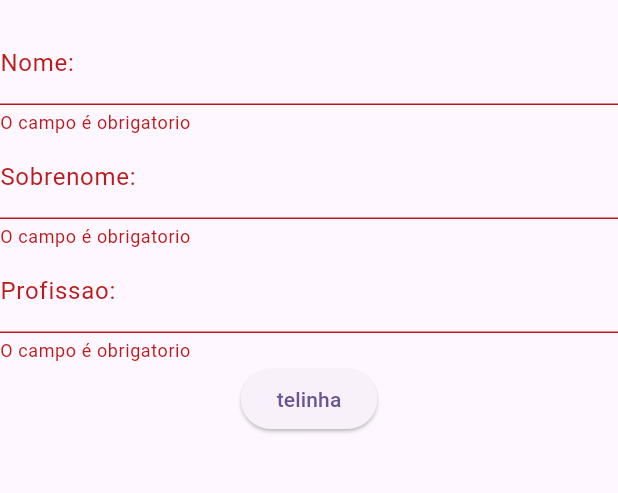
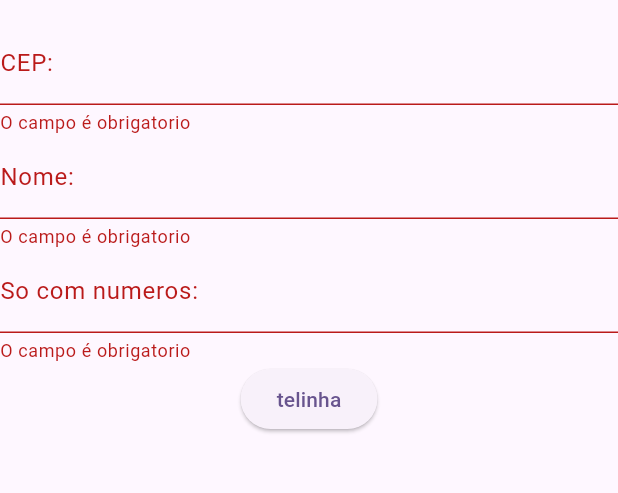
Before and after one commit to ViniciusKoiti/AplicativoTrimestre2, a Flutter app: the screen it shows after launch, after a tap on "telinha", on a phone screen of 412 x 824 dp, the part 63-556 px from its top. Run offline on Flutter 3.47's test engine with Material 2 defaults, Android fonts, the phone set to English and light mode, and no system bars; our stand-ins replace brasil_fields.

Commit message:
Finalizando atividades sobre formularios em flutter

```diff
--- a/lib/formulario.dart
+++ b/lib/formulario.dart
@@ -1,11 +1,13 @@
 import 'package:aula_1/pessoa.dart';
 import 'package:flutter/material.dart';
+import 'package:flutter/services.dart';
 
 class Formulario extends StatelessWidget {
   var keyForm = GlobalKey<FormState>();
   var editorNome = TextEditingController();
   var editorSobrenome = TextEditingController();
   var editorProfissao = TextEditingController();
+  var editorIdade = TextEditingController();
 
   @override
   Widget build(BuildContext context) {
@@ -40,6 +42,7 @@ class Formulario extends StatelessWidget {
                   label: Text('Sobrenome:'), hintText: 'Informe o seu sobrenome.'),
             ),
             TextFormField(
+
               controller: editorProfissao,
               validator: (valorDigitado) {
                 if (valorDigitado == null || valorDigitado.isEmpty) {
@@ -50,6 +53,35 @@ class Formulario extends StatelessWidget {
               decoration: InputDecoration(
                   label: Text('Profissao:'), hintText: 'Informe o seu Profissao.'),
             ),
+             TextFormField(
+              inputFormatters: [FilteringTextInputFormatter.digitsOnly],
+              keyboardType: TextInputType.number,
+              maxLength: 2,
+              controller: editorIdade,
+              validator: (valorDigitado) {
+                if (valorDigitado == null || valorDigitado.isEmpty) {
+                  return "O campo é obrigatorio";
+                }
+                return null;
+              },
+              decoration: InputDecoration(
+                  label: Text('Idade:'),
+                  hintText: 'Informe o sua Idade.'),
+            ),
+            TextFormField(
+              keyboardType: TextInputType.number,
+              maxLength: 2,
+              controller: editorIdade,
+              validator: (valorDigitado) {
+                if (valorDigitado == null || valorDigitado.isEmpty) {
+                  return "O campo é obrigatorio";
+                }
+                return null;
+              },
+              decoration: InputDecoration(
+                  label: Text('Idade:'), hintText: 'Informe o sua Idade.'),
+            ),
+
 
             ElevatedButton(
               onPressed: () {
--- /dev/null
+++ b/lib/formularioCEP/formularioCEP.dart
@@ -0,0 +1,86 @@
+import 'package:aula_1/formularioCEP/pessoaComCEP.dart';
+import 'package:aula_1/pessoa.dart';
+import 'package:brasil_fields/brasil_fields.dart';
+import 'package:flutter/material.dart';
+import 'package:flutter/services.dart';
+
+class FormularioCep extends StatelessWidget {
+  var keyForm = GlobalKey<FormState>();
+  var editorCEP = TextEditingController();
+  var editorCampoComNomes = TextEditingController();
+  var editorOnlyNumber = TextEditingController();
+
+  @override
+  Widget build(BuildContext context) {
+    return Scaffold(
+      appBar: AppBar(
+        title: Text("Cadastro"),
+      ),
+      body: Form(
+        key: keyForm,
+        child: Column(
+          children: [
+            TextFormField(
+              inputFormatters: [
+                // obrigatório
+                FilteringTextInputFormatter.digitsOnly,
+                CepInputFormatter(),
+              ],
+              keyboardType: TextInputType.number,
+              controller: editorCEP,
+              validator: (valorDigitado) {
+                if (valorDigitado == null || valorDigitado.isEmpty) {
+                  return "O campo é obrigatorio";
+                }
+                return null;
+              },
+              decoration: InputDecoration(
+                  label: Text('CEP:'), hintText: 'Informe o seu CEP.'),
+            ),
+            TextFormField(
+              controller: editorCampoComNomes,
+              inputFormatters: [FilteringTextInputFormatter.deny(RegExp(r'[xyXY]'))],
+              validator: (valorDigitado) {
+                if (valorDigitado == null || valorDigitado.isEmpty) {
+                  return "O campo é obrigatorio";
+                }
+                return null;
+              },
+              decoration: InputDecoration(
+                  label: Text('Nome:'),
+                  hintText: 'Informe o seu Nome.'),
+            ),
+            TextFormField(
+              keyboardType: TextInputType.number,
+              inputFormatters: [FilteringTextInputFormatter.digitsOnly],
+              controller: editorOnlyNumber,
+              validator: (valorDigitado) {
+                if (valorDigitado == null || valorDigitado.isEmpty) {
+                  return "O campo é obrigatorio";
+                }
+                return null;
+              },
+              decoration: InputDecoration(
+                  label: Text('So com numeros:'),
+                  hintText: 'Informe o seus numeros.'),
+            ),
+
+            ElevatedButton(
+              onPressed: () {
+                if (keyForm.currentState!.validate()) {
+                  PessoaComCepDTO pessoa = PessoaComCepDTO(
+                      nome: editorCEP.text,
+                      cep: editorCampoComNomes.text,
+                      idade: editorOnlyNumber.text);
+                  ScaffoldMessenger.of(context).showSnackBar(
+                      SnackBar(content: Text('${pessoa.toString()}')));
+                }
+              },
+              child: const Text("telinha"),
+            ),
+          ],
+        ),
+      ),
+    );
+  }
+}
--- /dev/null
+++ b/lib/formularioCEP/pessoaComCEP.dart
@@ -0,0 +1,13 @@
+class PessoaComCepDTO {
+  final String nome;
+  final String cep;
+  final String idade;
+
+  PessoaComCepDTO(
+      {required this.nome, required this.cep, required this.idade});
+
+  @override
+  String toString() {
+    return "nome:${nome},cep:${cep},profissao:${idade}";
+  }
+}
--- a/lib/main.dart
+++ b/lib/main.dart
@@ -1,4 +1,5 @@
 import 'package:aula_1/formulario.dart';
+import 'package:aula_1/formularioCEP/formularioCEP.dart';
 import 'package:flutter/material.dart';
 
 void main() {
@@ -32,7 +33,7 @@ class MyApp extends StatelessWidget {
         colorScheme: ColorScheme.fromSeed(seedColor: Colors.deepPurple),
         useMaterial3: true,
       ),
-      home: Formulario()
+      home: FormularioCep()
     );
   }
 }
--- a/pubspec.yaml
+++ b/pubspec.yaml
@@ -35,6 +35,7 @@ dependencies:
   # The following adds the Cupertino Icons font to your application.
   # Use with the CupertinoIcons class for iOS style icons.
   cupertino_icons: ^1.0.2
+  brasil_fields: ^1.12.0
 
 dev_dependencies:
   flutter_test:
@@ -46,7 +47,6 @@ dev_dependencies:
   # package. See that file for information about deactivating specific lint
   # rules and activating additional ones.
   flutter_lints: ^2.0.0
-
 # For information on the generic Dart part of this file, see the
 # following page: https://dart.dev/tools/pub/pubspec
 
```
Also changed, not shown: pubspec.lock.
